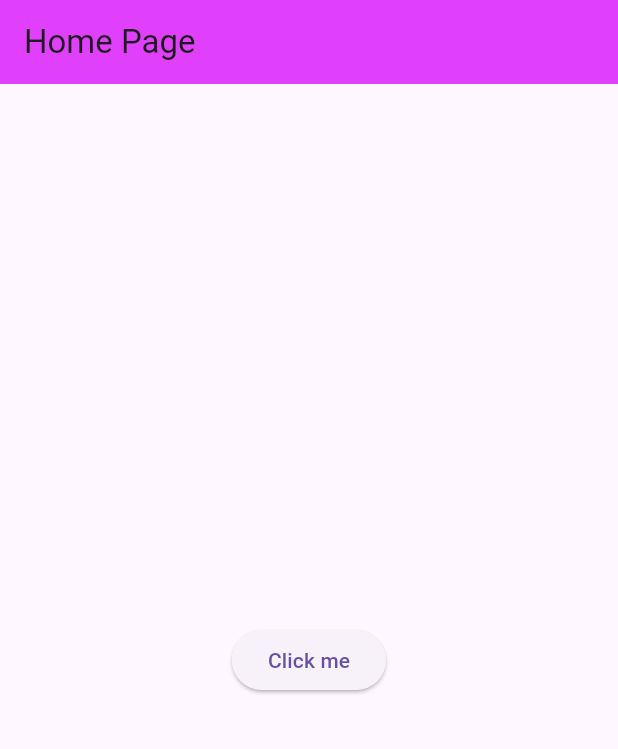
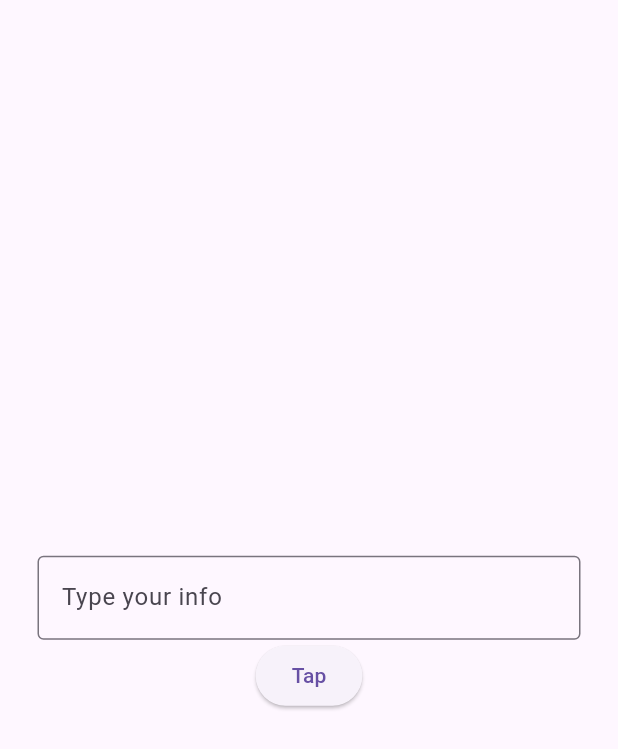
Before and after one commit to Buniadi/Flutter-, a Flutter app: the screen it shows after launch, on a phone screen of 412 x 824 dp. Shown: the top 749 px of the screen. Run offline on Flutter 3.47's test engine with Material 3 defaults, Android fonts, the phone set to English and light mode, and no system bars.

Commit message:
working with the textfiled

```diff
--- /dev/null
+++ b/mobileapp/lib/Pages/todo_page.dart
@@ -0,0 +1,53 @@
+import 'package:flutter/cupertino.dart';
+import 'package:flutter/material.dart';
+import 'package:flutter/rendering.dart';
+import 'package:flutter/widgets.dart';
+
+class ToDoPage extends StatefulWidget {
+  const ToDoPage({super.key});
+
+  @override
+  State<ToDoPage> createState() => _ToDoPageState();
+}
+
+class _ToDoPageState extends State<ToDoPage> {
+
+  // text editing Controller
+  TextEditingController myController = TextEditingController();
+
+  // greet user method
+
+  String greetingMessage = "";
+  void greetUser(){
+    setState(() {
+    greetingMessage = "Welcome " + myController.text;
+    });
+  }
+
+
+
+  @override
+  Widget build(BuildContext context) {
+    return Scaffold(
+      body: Center(
+        child: Padding(
+          padding: const EdgeInsets.all(25.0),
+        child: Column(
+        mainAxisAlignment:MainAxisAlignment.center,
+          children: [
+            Text(greetingMessage),
+            TextField(
+              controller: myController,
+              decoration: InputDecoration(
+                border: OutlineInputBorder(),
+                hintText: "Type your info"
+              ),
+            ),
+            ElevatedButton(onPressed: greetUser, child: Text("Tap")),
+          ],
+        ),
+        ),
+      ),
+    );
+  }
+}
--- a/mobileapp/lib/main.dart
+++ b/mobileapp/lib/main.dart
@@ -1,26 +1,20 @@
 // ignore_for_file: sort_child_properties_last, prefer_const_constructors
 
 import 'package:flutter/material.dart';
-import 'package:mobileapp/Pages/about.dart';
-import 'package:mobileapp/Pages/home.dart';
+import 'package:mobileapp/Pages/todo_page.dart';
 
 void main() {
-  runApp(MyWidget());
+  runApp(const MyApp());
 }
 
-class MyWidget extends StatelessWidget {
-  const MyWidget({super.key});
+class MyApp extends StatelessWidget {
+  const MyApp({super.key});
 
   @override
   Widget build(BuildContext context) {
     return MaterialApp(
       debugShowCheckedModeBanner: false,
-      home: HomePage(),
-      routes: {
-        '/home':(context) => HomePage(),
-        '/about':(context) => AboutPage(),
-      },
+      home: ToDoPage(),
     );
-
   }
 }
```
Also changed, not shown: mobileapp/lib/Pages/about.dart (+30 -13 lines), mobileapp/lib/Pages/counter_page.dart (added, +41 -0 lines).
